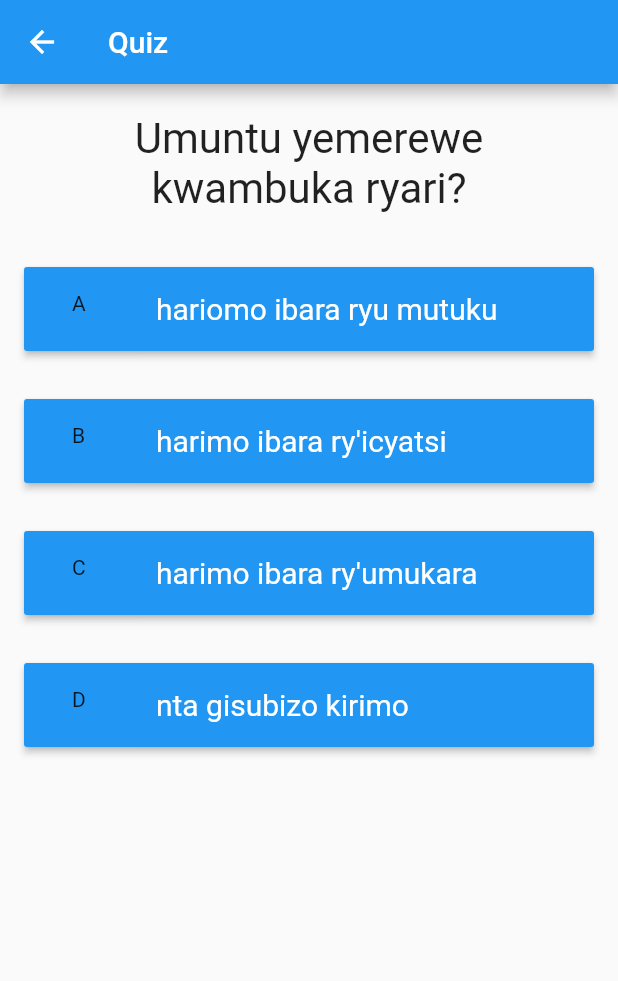
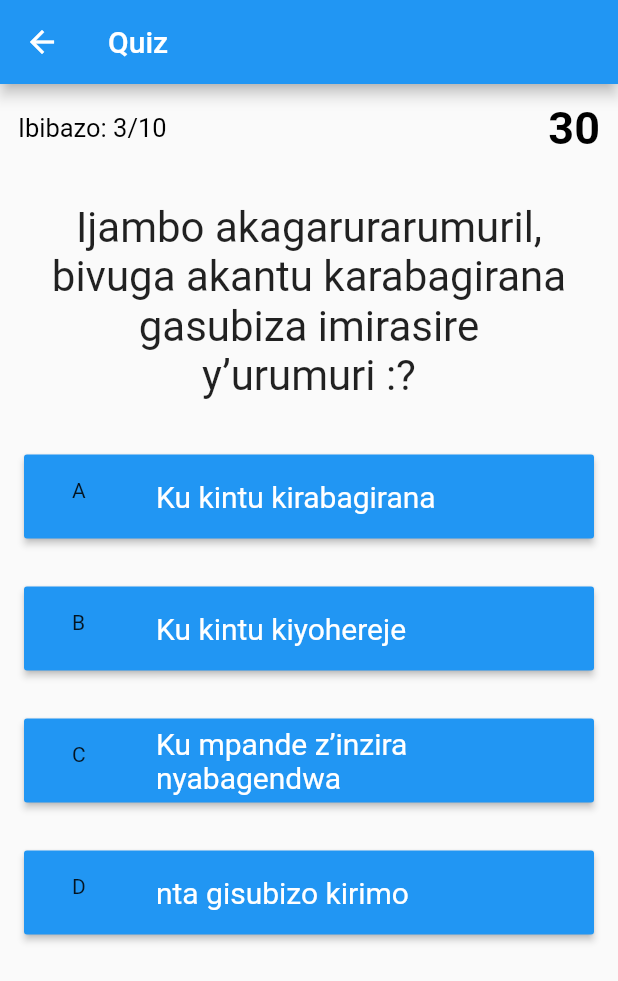
Before and after one commit to teerenzo/amategeko12, a Flutter app: the screen it shows after launch, after a tap on "Imenyereze", on a phone screen of 412 x 824 dp. Shown: the top 981 px of the screen. Run offline on Flutter 3.47's test engine with Material 2 defaults, Android fonts, the light colour scheme and no system bars.

Commit message:
kuri  quiz ui

```diff
--- a/lib/components/answer.dart
+++ b/lib/components/answer.dart
@@ -10,7 +10,7 @@ class Answer extends StatelessWidget {
   @override
   Widget build(BuildContext context) {
     return Container(
-      width: double.infinity,
+      //width: double.infinity,
       padding: EdgeInsets.all(16.0),
       child: RaisedButton(
         color: Colors.blue,
--- a/lib/components/quiz.dart
+++ b/lib/components/quiz.dart
@@ -10,8 +10,31 @@ class Quiz extends StatelessWidget {
   Quiz(this.questions, this.questionIndex, this.answerQuestion);
   @override
   Widget build(BuildContext context) {
-    return Column(
+    return ListView(
+      shrinkWrap: true,
       children: [
+        Padding(
+          padding: const EdgeInsets.all(12.0),
+          child: Row(
+            mainAxisAlignment: MainAxisAlignment.spaceBetween,
+            children: <Widget>[
+              Text(
+                "Ibibazo: 3/10",
+                style: TextStyle(
+                  color: Colors.black,
+                  fontSize: 17.0,
+                ),
+              ),
+              Text(
+                "30",
+                style: TextStyle(
+                    color: Colors.black,
+                    fontSize: 30.0,
+                    fontWeight: FontWeight.w700),
+              )
+            ],
+          ),
+        ),
         Questions(questions[questionIndex]['text']),
         ...(questions[questionIndex]['answers'] as List<Map<String, Object>>)
             .map((answer) {
@@ -22,6 +45,7 @@ class Quiz extends StatelessWidget {
               answer['apl']);
         }).toList()
       ],
+
     );
   }
 }
--- a/lib/main.dart
+++ b/lib/main.dart
@@ -27,7 +27,7 @@ class _MyHomeState extends State<MyHome> {
         elevation: 0.0,
         title: Text(
           "Kora Rimwe Utsinde",
-          style: TextStyle(fontSize: 15.0, fontWeight: FontWeight.bold),
+          style: TextStyle(fontSize: 17.0, fontWeight: FontWeight.bold),
         ),
         actions: [
           IconButton(
--- a/lib/screens/quiz.dart
+++ b/lib/screens/quiz.dart
@@ -10,33 +10,65 @@ class QuizScreen extends StatefulWidget {
 class _QuizScreenState extends State<QuizScreen> {
   final _questions = const [
     {
-      'text': 'Umuntu yemerewe kwambuka ryari?',
+      'text': 'Ijambo akagarurarumuril,'
+          ' bivuga akantu karabagirana gasubiza imirasire y’urumuri :?',
       'right': 'B',
       'answers': [
-        {'apl': 'A', 'text': 'hariomo ibara ryu mutuku'},
-        {'apl': 'B', 'text': 'harimo ibara ry\'icyatsi'},
-        {'apl': 'C', 'text': 'harimo ibara ry\'umukara'},
+        {'apl': 'A', 'text': 'Ku kintu kirabagirana'},
+        {'apl': 'B', 'text': 'Ku kintu kiyohereje'},
+        {'apl': 'C', 'text': 'Ku mpande z’inzira nyabagendwa'},
         {'apl': 'D', 'text': 'nta gisubizo kirimo'}
       ]
     },
     {
-      'text': 'what\'s your favorite color',
-      'right': 'B',
+      'text':
+          'Ijambo itara ndangakerekezo cyangwa ikinyoteri bivuga itara ry’ikinyabiziga rigenewe kwereka abandi bagenzi ko umuyobozi ashaka kugana:',
+      'right': 'C',
       'answers': [
-        {'apl': 'A', 'text': 'Red'},
-        {'apl': 'B', 'text': 'Green'},
-        {'apl': 'C', 'text': 'black'},
-        {'apl': 'D', 'text': 'White'}
+        {'apl': 'A', 'text': 'a)	Iburyo'},
+        {'apl': 'B', 'text': 'b)	Ibumoso'},
+        {'apl': 'C', 'text': 'c)	Iburyo cg ibumoso'},
+        {'apl': 'D', 'text': 'd)	Ku ruhande uru nuru'}
       ]
     },
     {
-      'text': 'what\'s your favorite color',
+      'text': 'Ijambo ikinyabiziga gifatanije bivuga ikinyabiziga gikomatanyije kimwe ari ikinyabiziga gikurura ikindi ari :',
       'right': 'B',
       'answers': [
-        {'apl': 'A', 'text': 'Red'},
-        {'apl': 'B', 'text': 'Green'},
-        {'apl': 'C', 'text': 'black'},
-        {'apl': 'D', 'text': 'White'}
+        {'apl': 'A', 'text': 'a)	Igikomatanye'},
+        {'apl': 'B', 'text': 'b)	Makuzungu'},
+        {'apl': 'C', 'text': 'c)	Remoruke'},
+        {'apl': 'D', 'text': 'd)	Igikururana kabiri'}
+      ]
+    },
+    {
+      'text': 'Ijambo ikinyabiziga kigendeshwa na moteri » bivuga ikinyabiziga cyose gifite moteri kigendesha kandi kigendeshwa ',
+      'right': 'B',
+      'answers': [
+        {'apl': 'A', 'text': 'a)	Umuyobozi'},
+        {'apl': 'B', 'text': 'b)	Nta  moteri'},
+        {'apl': 'C', 'text': 'c)	N\'ibikigize'},
+        {'apl': 'D', 'text': 'd)	Nta gisubizo cy’ukuri  kirimo'}
+      ]
+    },
+    {
+      'text': 'Ijambo inzira y’ibinyabiziga bivuga: ',
+      'right': 'D',
+      'answers': [
+        {'apl': 'A', 'text': 'a)	Inzira zikikije umuhanda'},
+        {'apl': 'B', 'text': 'b)	Umuhanda'},
+        {'apl': 'C', 'text': 'c)	Inzira nyabagendwa'},
+        {'apl': 'D', 'text': 'd)	Umuhanda n’inzira ziwukikije'}
+      ]
+    },
+    {
+      'text': 'Ijambo « remoroki ntoya » bivuga remoroki iyo ariyo yose ifite uburemere : ',
+      'right': 'B',
+      'answers': [
+        {'apl': 'A', 'text': 'a)	Burenga ibiro 750'},
+        {'apl': 'B', 'text': 'b)	Butarenga ibiro 750'},
+        {'apl': 'C', 'text': 'c)	Bungana n’ibiro 750'},
+        {'apl': 'D', 'text': 'd)	Nta gisubizo cy’ukuri  kirimo'}
       ]
     },
   ];
```
